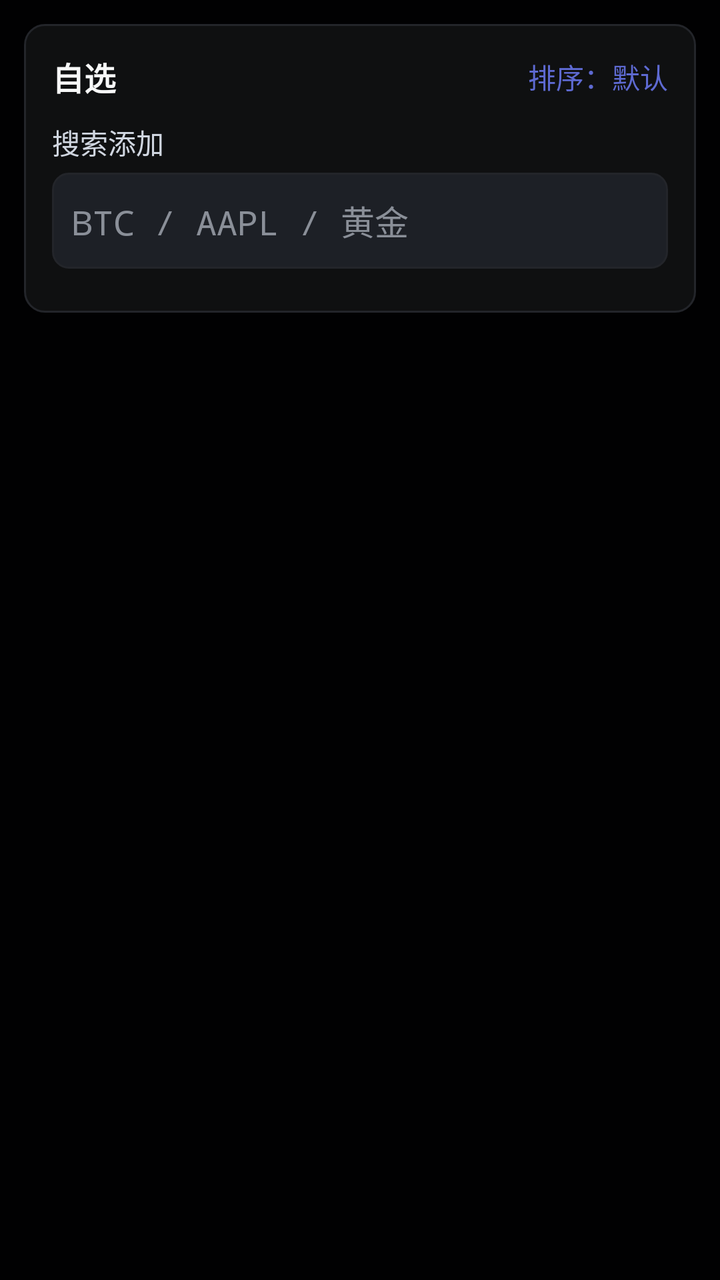
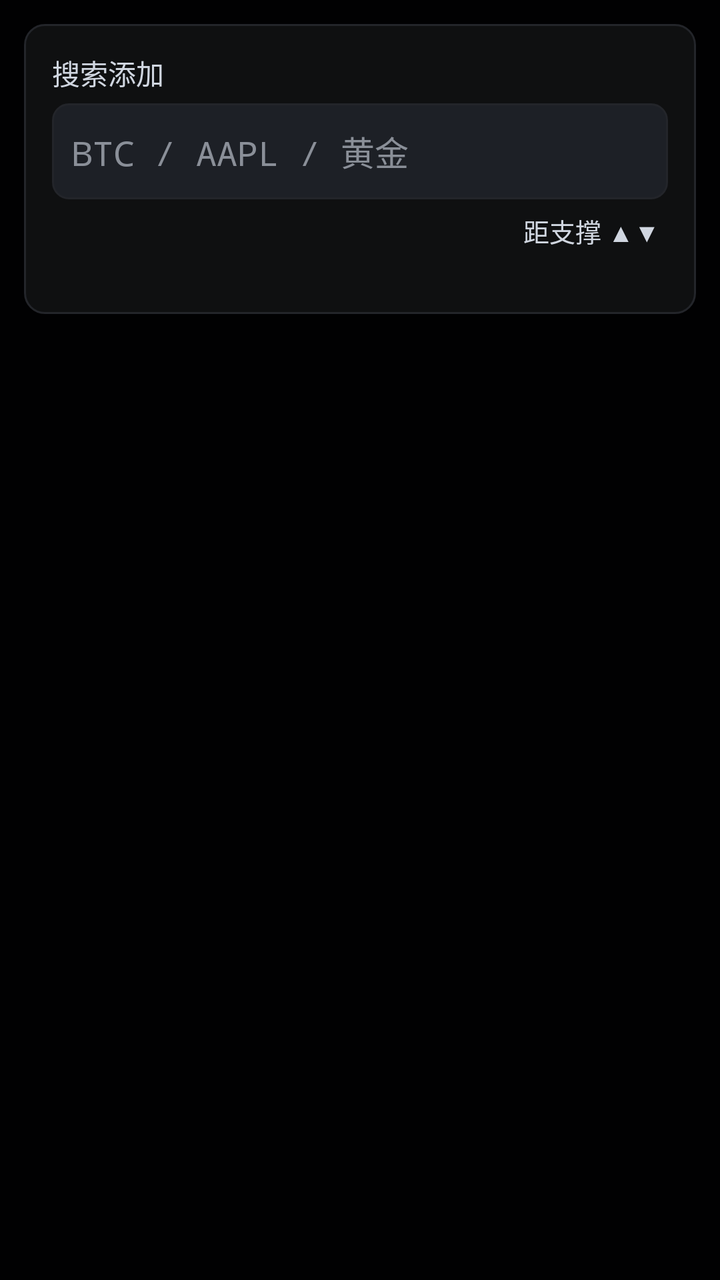

Screens rendered from an Android XML layout before and after an edit, with the pre-edit source and the edit as a unified diff.
<!-- AndroidManifest.xml: application theme Theme.GridCalc.Dark -->
<!-- res/layout/page_fav.xml -->
<?xml version="1.0" encoding="utf-8"?>
<ScrollView xmlns:android="http://schemas.android.com/apk/res/android"
    android:layout_width="match_parent"
    android:layout_height="match_parent"
    android:fillViewport="true"
    android:scrollbars="none"
    android:clipToPadding="false">

    <LinearLayout
        android:layout_width="match_parent"
        android:layout_height="wrap_content"
        android:orientation="vertical"
        android:padding="12dp">

        
        <LinearLayout
            android:layout_width="match_parent"
            android:layout_height="wrap_content"
            android:background="@drawable/card_bg"
            android:orientation="vertical"
            android:padding="14dp">
            <LinearLayout
                android:layout_width="match_parent"
                android:layout_height="wrap_content"
                android:layout_marginBottom="10dp"
                android:gravity="center_vertical"
                android:orientation="horizontal">
                <TextView
                    android:layout_width="0dp"
                    android:layout_height="wrap_content"
                    android:layout_weight="1"
                    android:text="自选"
                    android:textColor="?attr/colorInk"
                    android:textSize="16sp"
                    android:textStyle="bold" />
                <Button
                    android:id="@+id/fav_sort"
                    android:layout_width="wrap_content"
                    android:layout_height="wrap_content"
                    android:background="@android:color/transparent"
                    android:minHeight="0dp"
                    android:minWidth="0dp"
                    android:paddingTop="2dp"
                    android:paddingBottom="2dp"
                    android:text="排序：默认"
                    android:textColor="?attr/colorPrimary"
                    android:textSize="14sp" />
            </LinearLayout>
            <TextView
                android:layout_width="wrap_content"
                android:layout_height="wrap_content"
                android:layout_marginBottom="5dp"
                android:text="搜索添加"
                android:textColor="?attr/colorSub"
                android:textSize="14sp"
                android:fontFamily="sans-serif-medium" />
            <EditText
                android:id="@+id/fav_search"
                android:layout_width="match_parent"
                android:layout_height="48dp"
                android:background="@drawable/input_bg"
                android:hint="BTC / AAPL / 黄金"
                android:importantForAutofill="no"
                android:inputType="textNoSuggestions"
                android:imeOptions="actionDone"
                android:singleLine="true"
                android:paddingLeft="10dp"
                android:paddingRight="10dp"
                android:textColor="?attr/colorInk"
                android:textColorHint="?attr/colorFaint"
                android:textSize="17sp"
                android:typeface="monospace" />
            <LinearLayout
                android:id="@+id/fav_list"
                android:layout_width="match_parent"
                android:layout_height="wrap_content"
                android:layout_marginTop="8dp"
                android:orientation="vertical" />
        </LinearLayout>
    </LinearLayout>
</ScrollView>
<!-- resources referenced by this layout -->
<resources>
  <!-- drawable card_bg (drawable) -->
  <?xml version="1.0" encoding="utf-8"?>
  <shape xmlns:android="http://schemas.android.com/apk/res/android"
      android:shape="rectangle">
      <solid android:color="?attr/colorCard" />
      <stroke android:width="1dp" android:color="?attr/colorBorder" />
      <corners android:radius="10dp" />
  </shape>
  <!-- drawable input_bg (drawable) -->
  <?xml version="1.0" encoding="utf-8"?>
  <selector xmlns:android="http://schemas.android.com/apk/res/android">
      <item android:state_focused="true">
          <shape android:shape="rectangle">
              <solid android:color="?attr/colorInput" />
              <stroke android:width="1dp" android:color="?attr/colorPrimary" />
              <corners android:radius="8dp" />
          </shape>
      </item>
      <item>
          <shape android:shape="rectangle">
              <solid android:color="?attr/colorInput" />
              <stroke android:width="1dp" android:color="?attr/colorBorder" />
              <corners android:radius="8dp" />
          </shape>
      </item>
  </selector>
  <style name="Theme.GridCalc.Dark" parent="android:Theme.Material.NoActionBar">
          <item name="colorCanvas">#010102</item>
          <item name="colorCard">#0F1011</item>
          <item name="colorSurf2">#141516</item>
          <item name="colorInput">#1D2026</item>
          <item name="colorInk">#F7F8F8</item>
          <item name="colorSub">#D0D6E0</item>
          <item name="colorFaint">#8A8F98</item>
          <item name="colorPrimary">#5E6AD2</item>
          <item name="colorPrimaryDark">#4A55B5</item>
          <item name="colorTeal">#27A644</item>
          <item name="colorRed">#E5484D</item>
          <item name="colorBorder">#23252A</item>
          <item name="colorTealBg">#1F27A644</item>
          <item name="colorBlueBg">#245E6AD2</item>
          <item name="colorOnPrimary">#FFFFFF</item>
          <item name="android:windowBackground">?attr/colorCanvas</item>
          <item name="android:statusBarColor">?attr/colorCanvas</item>
          <item name="android:navigationBarColor">?attr/colorCanvas</item>
          <item name="android:windowLightStatusBar">false</item>
      </style>
</resources>

<!-- the commit's change to res/layout/page_fav.xml (unified diff, before → after) -->
@@ -19,33 +19,6 @@
             android:background="@drawable/card_bg"
             android:orientation="vertical"
             android:padding="14dp">
-            <LinearLayout
-                android:layout_width="match_parent"
-                android:layout_height="wrap_content"
-                android:layout_marginBottom="10dp"
-                android:gravity="center_vertical"
-                android:orientation="horizontal">
-                <TextView
-                    android:layout_width="0dp"
-                    android:layout_height="wrap_content"
-                    android:layout_weight="1"
-                    android:text="自选"
-                    android:textColor="?attr/colorInk"
-                    android:textSize="16sp"
-                    android:textStyle="bold" />
-                <Button
-                    android:id="@+id/fav_sort"
-                    android:layout_width="wrap_content"
-                    android:layout_height="wrap_content"
-                    android:background="@android:color/transparent"
-                    android:minHeight="0dp"
-                    android:minWidth="0dp"
-                    android:paddingTop="2dp"
-                    android:paddingBottom="2dp"
-                    android:text="排序：默认"
-                    android:textColor="?attr/colorPrimary"
-                    android:textSize="14sp" />
-            </LinearLayout>
             <TextView
                 android:layout_width="wrap_content"
                 android:layout_height="wrap_content"
@@ -70,6 +43,32 @@
                 android:textColorHint="?attr/colorFaint"
                 android:textSize="17sp"
                 android:typeface="monospace" />
+            
+            <LinearLayout
+                android:id="@+id/fav_head"
+                android:layout_width="match_parent"
+                android:layout_height="wrap_content"
+                android:gravity="end"
+                android:orientation="horizontal"
+                android:paddingLeft="2dp"
+                android:paddingTop="4dp"
+                android:paddingRight="2dp"
+                android:paddingBottom="8dp">
+                <Button
+                    android:id="@+id/fav_sort"
+                    android:layout_width="wrap_content"
+                    android:layout_height="wrap_content"
+                    android:background="@android:color/transparent"
+                    android:minHeight="0dp"
+                    android:minWidth="0dp"
+                    android:paddingTop="2dp"
+                    android:paddingBottom="2dp"
+                    android:paddingLeft="2dp"
+                    android:paddingRight="2dp"
+                    android:text="距支撑 ▲▼"
+                    android:textColor="?attr/colorSub"
+                    android:textSize="13sp" />
+            </LinearLayout>
             <LinearLayout
                 android:id="@+id/fav_list"
                 android:layout_width="match_parent"
